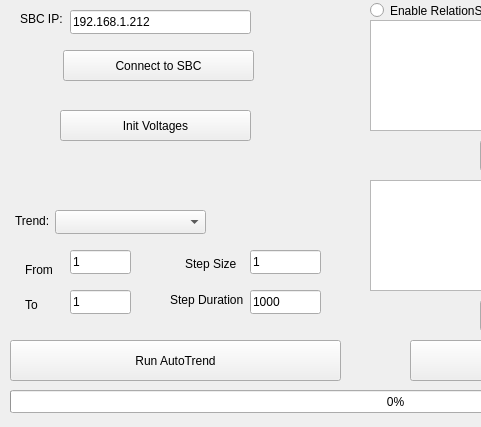
The window that autotrend.ui (MOBILionSystems/MIPS-app-MOBILion) describes before a commit, drawn with Qt 5; both pictures show x 0 to 481 and y 0 to 427 of the 801 by 427 pixel window.
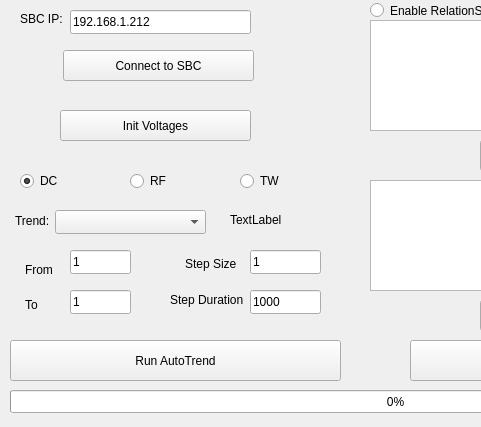
The same window after the commit.

Commit message: RF and TW added in AutoTrend

Patch:
```diff
--- a/autotrend.ui
+++ b/autotrend.ui
@@ -352,6 +352,70 @@
     <string>...</string>
    </property>
   </widget>
+  <widget class="QRadioButton" name="dcRadioButton">
+   <property name="geometry">
+    <rect>
+     <x>20</x>
+     <y>170</y>
+     <width>91</width>
+     <height>22</height>
+    </rect>
+   </property>
+   <property name="text">
+    <string>DC</string>
+   </property>
+   <property name="checked">
+    <bool>true</bool>
+   </property>
+   <attribute name="buttonGroup">
+    <string notr="true">buttonGroup</string>
+   </attribute>
+  </widget>
+  <widget class="QRadioButton" name="rfRadioButton">
+   <property name="geometry">
+    <rect>
+     <x>130</x>
+     <y>170</y>
+     <width>91</width>
+     <height>22</height>
+    </rect>
+   </property>
+   <property name="text">
+    <string>RF</string>
+   </property>
+   <attribute name="buttonGroup">
+    <string notr="true">buttonGroup</string>
+   </attribute>
+  </widget>
+  <widget class="QRadioButton" name="twRadioButton_3">
+   <property name="geometry">
+    <rect>
+     <x>240</x>
+     <y>170</y>
+     <width>91</width>
+     <height>22</height>
+    </rect>
+   </property>
+   <property name="text">
+    <string>TW</string>
+   </property>
+   <attribute name="buttonGroup">
+    <string notr="true">buttonGroup</string>
+   </attribute>
+  </widget>
+  <widget class="QLabel" name="trendCurrentValue">
+   <property name="geometry">
+    <rect>
+     <x>230</x>
+     <y>210</y>
+     <width>111</width>
+     <height>20</height>
+    </rect>
+   </property>
+   <property name="text">
+    <string>TextLabel</string>
+   </property>
+  </widget>
  </widget>
  <resources/>
  <connections/>
```
Left out of the diff: 3 changed lines with no effect on the pictures. The commit also changes 5 other files.
